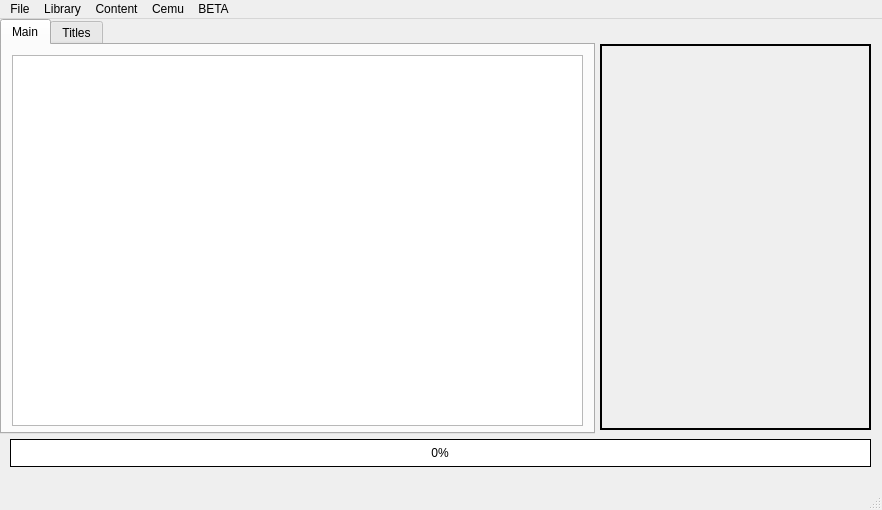
The window that mainwindow.ui (Chrono136/Maple-Tree) describes before a commit, drawn with Qt 5.
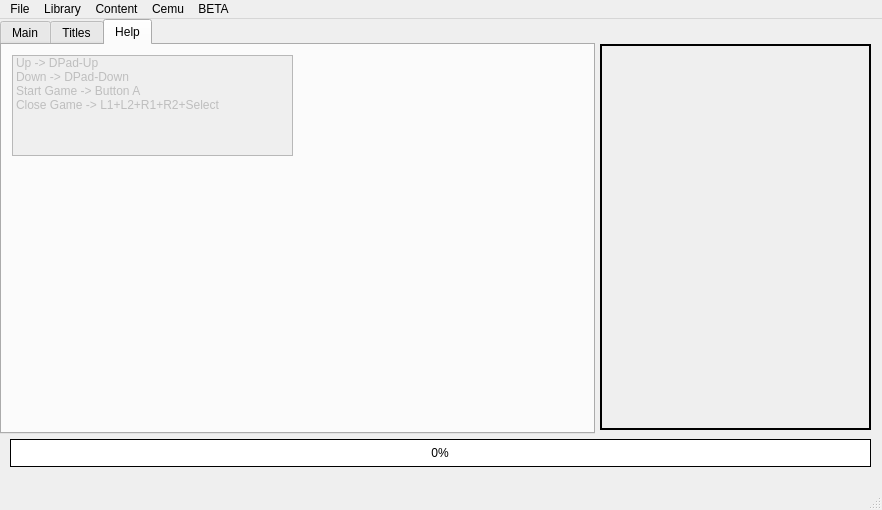
The same window after the commit. The open tabs and pages were chosen to show the change.

Commit message: Added: Switch tabs using L1 and R1 Fixed: missing directory when attempting to download patch/dlc Fixed: TitleInfo::getDirectory() returns existing directory if present

Patch:
```diff
--- a/mainwindow.ui
+++ b/mainwindow.ui
@@ -166,6 +166,44 @@
       </property>
      </widget>
     </widget>
+    <widget class="QWidget" name="tab_2">
+     <attribute name="title">
+      <string>Help</string>
+     </attribute>
+     <widget class="QListWidget" name="listWidget_2">
+      <property name="enabled">
+       <bool>false</bool>
+      </property>
+      <property name="geometry">
+       <rect>
+        <x>10</x>
+        <y>10</y>
+        <width>281</width>
+        <height>101</height>
+       </rect>
+      </property>
+      <item>
+       <property name="text">
+        <string>Up -&gt; DPad-Up</string>
+       </property>
+      </item>
+      <item>
+       <property name="text">
+        <string>Down -&gt; DPad-Down</string>
+       </property>
+      </item>
+      <item>
+       <property name="text">
+        <string>Start Game -&gt; Button A</string>
+       </property>
+      </item>
+      <item>
+       <property name="text">
+        <string>Close Game -&gt; L1+L2+R1+R2+Select</string>
+       </property>
+      </item>
+     </widget>
+    </widget>
    </widget>
    <widget class="QProgressBar" name="progressBar">
     <property name="geometry">
```
The commit also changes 9 other files.
